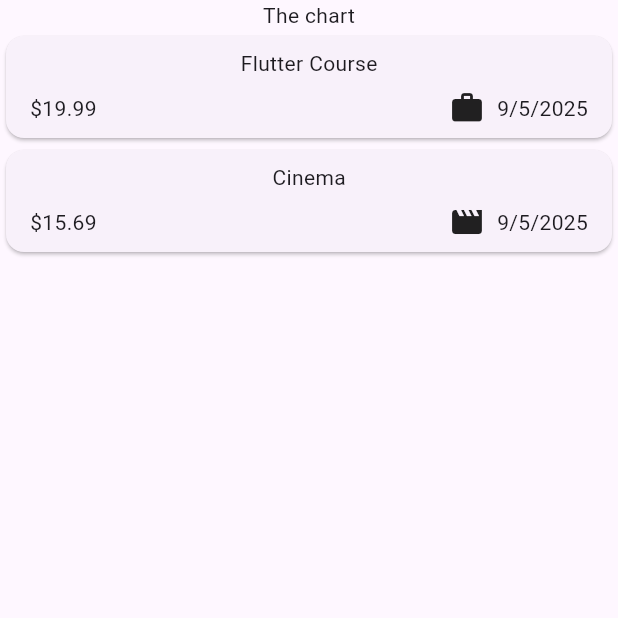
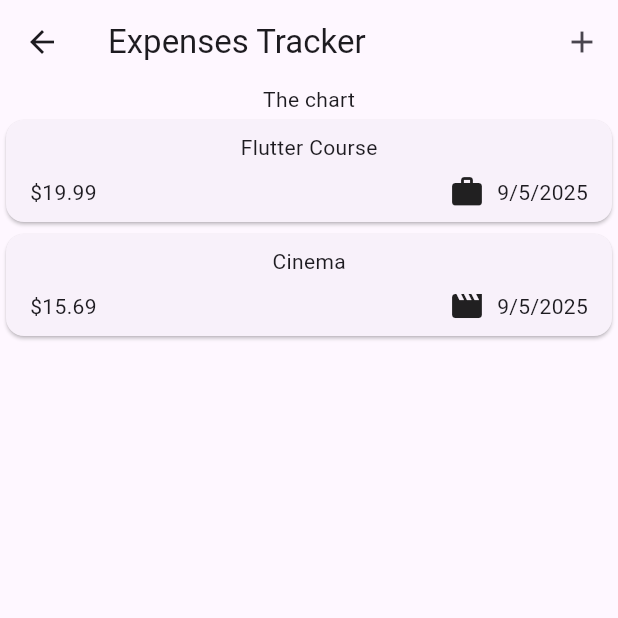
Before and after one commit to mostafa-tabasi/flutter-practice, a Flutter app: the ExpensesScreen screen opened directly, on a phone screen of 412 x 824 dp, the top half of it. Run offline on Flutter 3.47's test engine with Material 3 defaults, Android fonts, the phone set to English and light mode, and no system bars; our stand-ins replace google_fonts.

Commit message:
(Expenses Tracker) Added the app bar without action functionality

```diff
--- a/lib/expense_tracker/expenses_screen.dart
+++ b/lib/expense_tracker/expenses_screen.dart
@@ -30,10 +30,14 @@ class _ExpensesScreenState extends State<ExpensesScreen> {
   @override
   Widget build(BuildContext context) {
     return Scaffold(
+      appBar: AppBar(
+        title: Text('Expenses Tracker'),
+        actions: [IconButton(onPressed: () {}, icon: Icon(Icons.add))],
+      ),
       body: Column(
         children: [
           const Text("The chart"),
-          Expanded(child: Expenseslist(expenses: _registeredExpenses)),
+          Expanded(child: ExpensesList(expenses: _registeredExpenses)),
         ],
       ),
     );
--- a/lib/expense_tracker/widgets/expenses_list.dart
+++ b/lib/expense_tracker/widgets/expenses_list.dart
@@ -2,8 +2,8 @@ import 'package:flutter/widgets.dart';
 import 'package:flutter_practice/expense_tracker/models/expense.dart';
 import 'package:flutter_practice/expense_tracker/widgets/expense_item.dart';
 
-class Expenseslist extends StatelessWidget {
-  const Expenseslist({super.key, required this.expenses});
+class ExpensesList extends StatelessWidget {
+  const ExpensesList({super.key, required this.expenses});
 
   final List<Expense> expenses;
 
```
